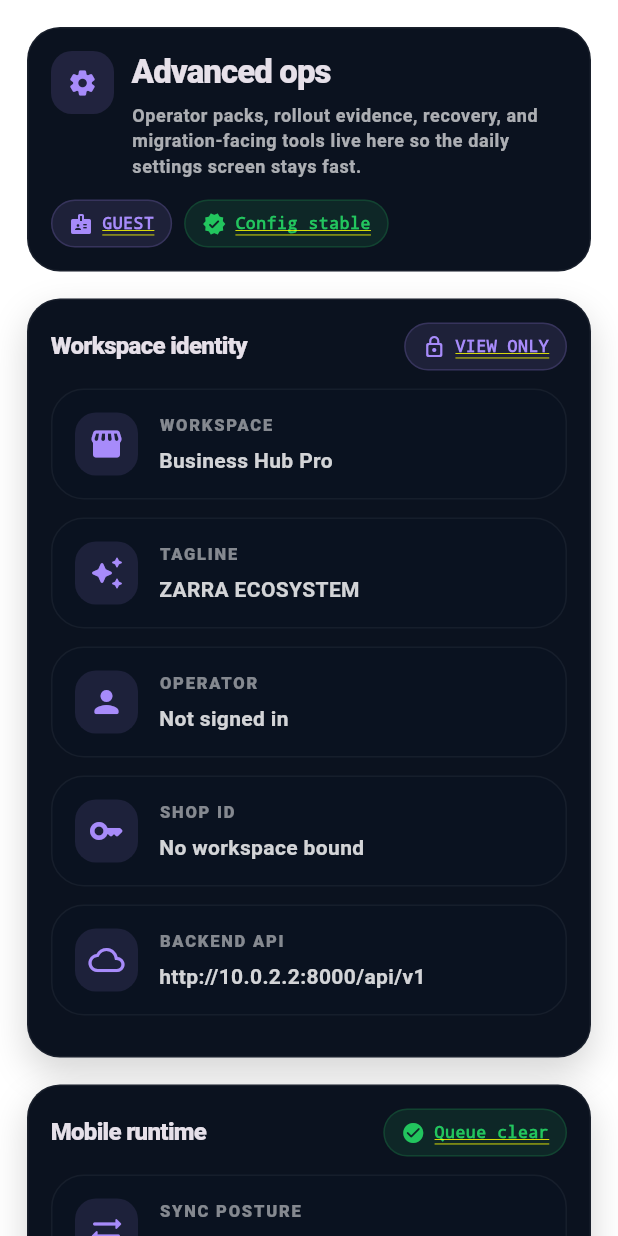
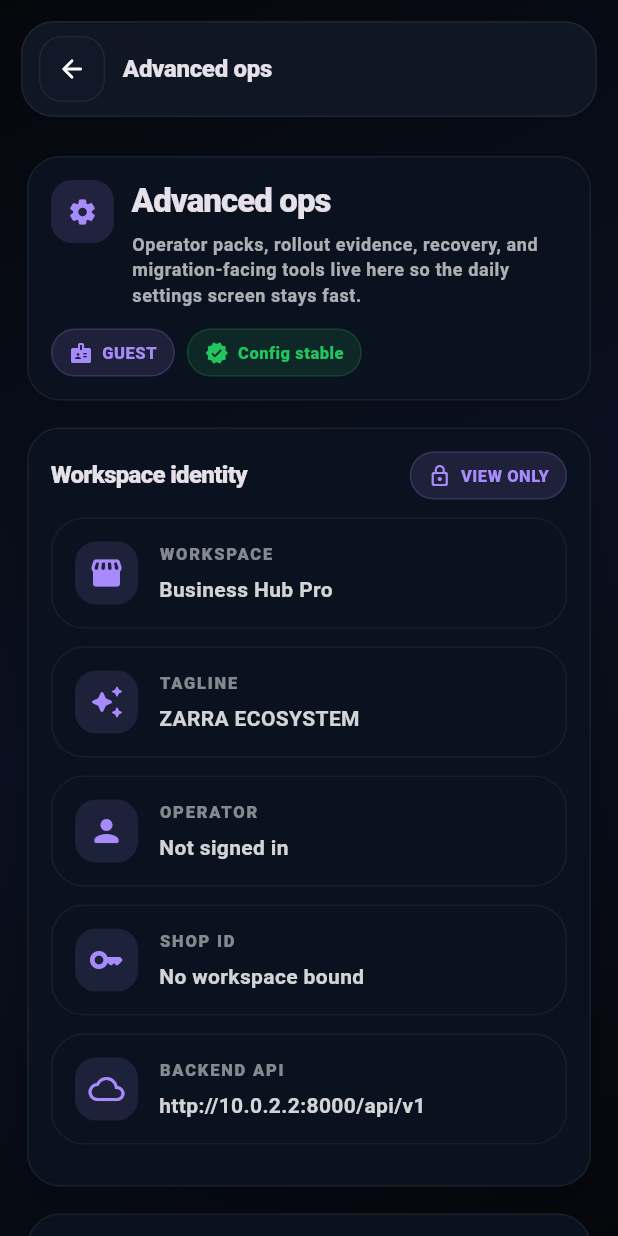
Before and after one commit to MurtazaJ53/BUSINESS-HUB, a Flutter app: the SettingsOpsScreen screen opened by its route, on a phone screen of 412 x 824 dp. Run offline on Flutter 3.47's test engine with Material 3 defaults, Android fonts, the phone set to English and light mode, and no system bars; our stand-ins replace cloud_firestore, drift, drift_flutter, firebase_auth, firebase_core, firebase_crashlytics and 3 more; missing offline and left inert: firebase_performance, mobile_scanner; accounts and stored records are empty; generated files the repository leaves out were written again; project files that could hold a hidden picture were left out.

Commit message:
fix: stabilize mobile settings navigation

```diff
--- a/apps/mobile_flutter/lib/core/router/app_router.dart
+++ b/apps/mobile_flutter/lib/core/router/app_router.dart
@@ -75,12 +75,14 @@
       GoRoute(
         parentNavigatorKey: appRootNavigatorKey,
         path: '/settings',
-        builder: (context, state) => const SettingsScreen(),
+        pageBuilder: (context, state) =>
+            const NoTransitionPage<void>(child: SettingsScreen()),
         routes: [
           GoRoute(
             parentNavigatorKey: appRootNavigatorKey,
             path: 'advanced',
-            builder: (context, state) => const SettingsOpsScreen(),
+            pageBuilder: (context, state) =>
+                const NoTransitionPage<void>(child: SettingsOpsScreen()),
           ),
         ],
       ),
--- a/apps/mobile_flutter/lib/core/sync/mobile_sync_coordinator.dart
+++ b/apps/mobile_flutter/lib/core/sync/mobile_sync_coordinator.dart
@@ -539,7 +539,7 @@
 
   void _startOutboxRetryLoop() {
     _outboxRetryTimer?.cancel();
-    _outboxRetryTimer = Timer.periodic(const Duration(seconds: 25), (_) {
+    _outboxRetryTimer = Timer.periodic(const Duration(seconds: 60), (_) {
       final session = _session;
       if (session == null || !session.hasShop) {
         return;
--- a/apps/mobile_flutter/lib/features/settings/presentation/settings_ops_screen.dart
+++ b/apps/mobile_flutter/lib/features/settings/presentation/settings_ops_screen.dart
@@ -70,9 +70,11 @@
       stream: shopStream,
       builder: (context, shopSnapshot) {
         final shop = shopSnapshot.data ?? ShopInfo.fallback();
-        return ListView(
-          padding: const EdgeInsets.fromLTRB(18, 18, 18, 120),
-          children: <Widget>[
+        return MobileStandaloneScaffold(
+          title: 'Advanced ops',
+          child: ListView(
+            padding: const EdgeInsets.fromLTRB(18, 18, 18, 120),
+            children: <Widget>[
             MobileScreenLead(
               title: 'Advanced ops',
               subtitle:
@@ -2664,7 +2666,8 @@
               },
             ),
             ],
-          ],
+            ],
+          ),
         );
       },
     );
--- a/apps/mobile_flutter/lib/features/settings/presentation/settings_screen.dart
+++ b/apps/mobile_flutter/lib/features/settings/presentation/settings_screen.dart
@@ -40,9 +40,11 @@
               stream: pendingOutboxStream,
               builder: (context, outboxSnapshot) {
                 final pending = outboxSnapshot.data ?? 0;
-                return ListView(
-                  padding: const EdgeInsets.fromLTRB(18, 18, 18, 120),
-                  children: <Widget>[
+                return MobileStandaloneScaffold(
+                  title: 'Settings',
+                  child: ListView(
+                    padding: const EdgeInsets.fromLTRB(18, 18, 18, 120),
+                    children: <Widget>[
                     MobileScreenLead(
                       title: 'Settings',
                       subtitle:
@@ -328,7 +330,8 @@
                         },
                       ),
                     ),
-                  ],
+                    ],
+                  ),
                 );
               },
             );
--- a/apps/mobile_flutter/lib/features/shell/presentation/mobile_surface.dart
+++ b/apps/mobile_flutter/lib/features/shell/presentation/mobile_surface.dart
@@ -1,4 +1,111 @@
 import 'package:flutter/material.dart';
+
+class MobileStandaloneScaffold extends StatelessWidget {
+  const MobileStandaloneScaffold({
+    super.key,
+    required this.title,
+    required this.child,
+    this.trailing,
+  });
+
+  final String title;
+  final Widget child;
+  final Widget? trailing;
+
+  @override
+  Widget build(BuildContext context) {
+    final compact = MediaQuery.sizeOf(context).width < 420;
+    return Scaffold(
+      backgroundColor: Colors.transparent,
+      body: DecoratedBox(
+        decoration: const BoxDecoration(
+          gradient: LinearGradient(
+            begin: Alignment.topLeft,
+            end: Alignment.bottomRight,
+            colors: <Color>[
+              Color(0xFF05070B),
+              Color(0xFF0A1020),
+              Color(0xFF05070B),
+            ],
+          ),
+        ),
+        child: SafeArea(
+          child: Column(
+            children: <Widget>[
+              Padding(
+                padding: EdgeInsets.fromLTRB(
+                  compact ? 14 : 18,
+                  compact ? 14 : 18,
+                  compact ? 14 : 18,
+                  compact ? 8 : 10,
+                ),
+                child: DecoratedBox(
+                  decoration: BoxDecoration(
+                    color: const Color(0xE6111826),
+                    borderRadius: BorderRadius.circular(compact ? 22 : 24),
+                    border: Border.all(
+                      color: Colors.white.withValues(alpha: 0.06),
+                    ),
+                  ),
+                  child: Padding(
+                    padding: EdgeInsets.symmetric(
+                      horizontal: compact ? 12 : 14,
+                      vertical: compact ? 10 : 12,
+                    ),
+                    child: Row(
+                      children: <Widget>[
+                        Container(
+                          width: compact ? 44 : 48,
+                          height: compact ? 44 : 48,
+                          decoration: BoxDecoration(
+                            color: const Color(0xFF111827),
+                            borderRadius: BorderRadius.circular(
+                              compact ? 15 : 18,
+                            ),
+                            border: Border.all(
+                              color: Colors.white.withValues(alpha: 0.06),
+                            ),
+                          ),
+                          child: IconButton(
+                            onPressed: () => Navigator.of(context).maybePop(),
+                            icon: Icon(
+                              Icons.arrow_back_rounded,
+                              size: compact ? 20 : 24,
+                            ),
+                            color: Colors.white,
+                            padding: EdgeInsets.zero,
+                          ),
+                        ),
+                        const SizedBox(width: 12),
+                        Expanded(
+                          child: Text(
+                            title,
+                            maxLines: 1,
+                            overflow: TextOverflow.ellipsis,
+                            style: Theme.of(context).textTheme.titleMedium
+                                ?.copyWith(
+                                  fontWeight: FontWeight.w900,
+                                  letterSpacing: -0.2,
+                                ),
+                          ),
+                        ),
+                        if (trailing != null) ...<Widget>[
+                          const SizedBox(width: 10),
+                          trailing!,
+                        ],
+                      ],
+                    ),
+                  ),
+                ),
+              ),
+              Expanded(child: child),
+            ],
+          ),
+        ),
+      ),
+    );
+  }
+}
 
 class MobileHeroBanner extends StatelessWidget {
   const MobileHeroBanner({
```
